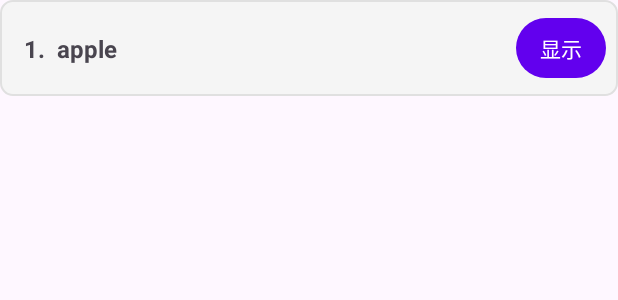
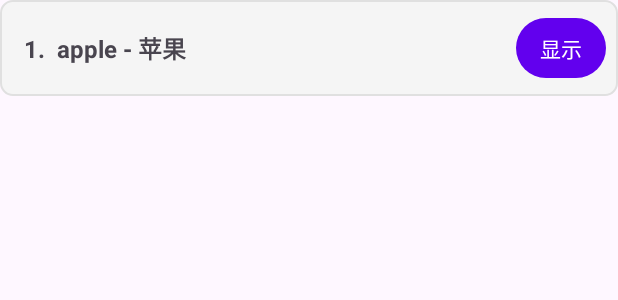
Before and after one commit to Cge001/EnglishStudyKing, an Android app: the layout item_word.xml on its own in the app's theme, with its tools: preview values and no code run, on a phone screen of 412 x 824 dp. Shown: the top 300 px of the screen. Run offline under Robolectric (Android 15) with nearby library versions, the phone set to English and light mode, and no system bars.

Commit message:
[AI] 修改单词显示格式：将翻译放到英文右边，中间用'-'分隔

```diff
--- a/app/src/main/res/layout/item_word.xml
+++ b/app/src/main/res/layout/item_word.xml
@@ -19,28 +19,15 @@
         app:layout_constraintBottom_toBottomOf="parent" />
 
     <TextView
-        android:id="@+id/tvWord"
+        android:id="@+id/tvWordWithTranslation"
         android:layout_width="0dp"
         android:layout_height="wrap_content"
-        android:text="apple"
+        android:text="apple - 苹果"
         android:textSize="16sp"
         android:textStyle="bold"
         android:layout_marginStart="8dp"
         android:layout_marginEnd="8dp"
         app:layout_constraintStart_toEndOf="@+id/tvNumber"
-        app:layout_constraintEnd_toStartOf="@+id/tvTranslation"
-        app:layout_constraintTop_toTopOf="parent"
-        app:layout_constraintBottom_toBottomOf="parent" />
-
-    <TextView
-        android:id="@+id/tvTranslation"
-        android:layout_width="wrap_content"
-        android:layout_height="wrap_content"
-        android:text="苹果"
-        android:textSize="16sp"
-        android:textColor="#666666"
-        android:visibility="gone"
-        android:layout_marginEnd="8dp"
         app:layout_constraintEnd_toStartOf="@+id/btnToggle"
         app:layout_constraintTop_toTopOf="parent"
         app:layout_constraintBottom_toBottomOf="parent" />
```
Also changed, not shown: app/src/main/java/com/example/testapp/WordAdapter.kt (+3 -6 lines).
